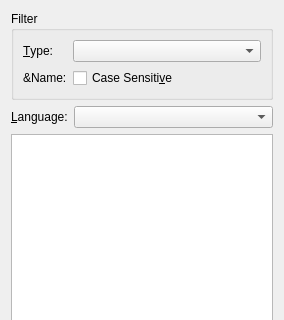
cburschka/lyx, file src/frontends/qt/ui/LyXFilesUi.ui: the form before one commit; both pictures show x 0 to 284 and y 0 to 320 of the 284 by 479 pixel window.
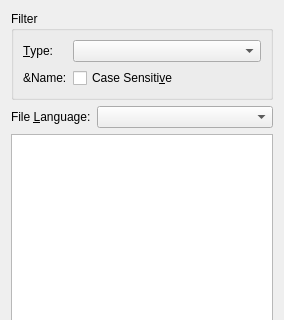
The form after the commit.

Commit message: Disable language selector in LyXFiles dialog if no file is selected (#12412)

Diff of the .ui file:
```diff
--- a/src/frontends/qt/ui/LyXFilesUi.ui
+++ b/src/frontends/qt/ui/LyXFilesUi.ui
@@ -91,7 +91,7 @@
         <string/>
        </property>
        <property name="text">
-        <string>&amp;Language:</string>
+        <string>File &amp;Language:</string>
        </property>
        <property name="buddy">
         <cstring>languageCO</cstring>
```
The commit also changes 1 other file.
